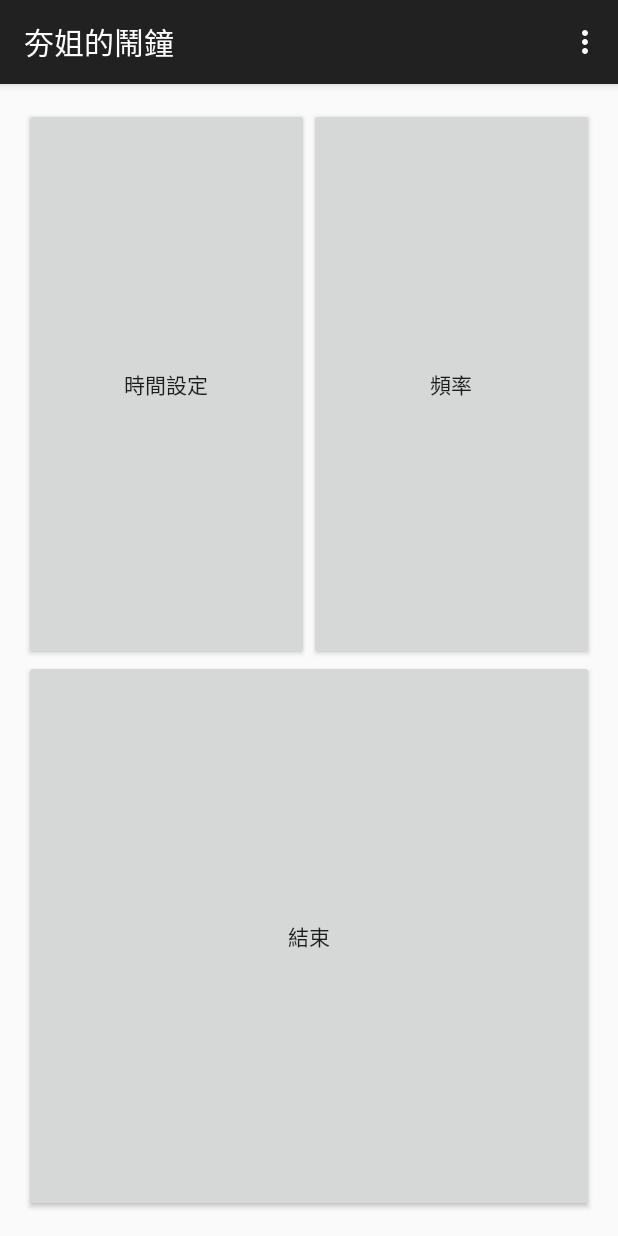
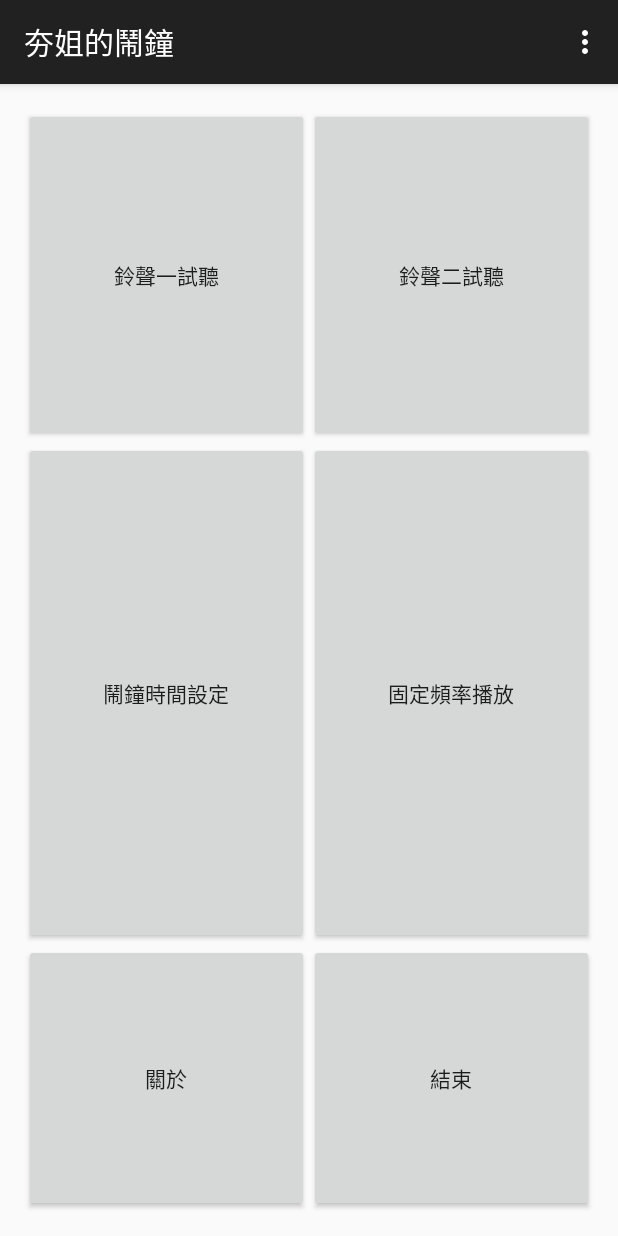
Before and after one commit to jordanSu/HonJeiAlarm, an Android app: the HomeActivity screen opened directly, with no data from a screen before it, on a phone screen of 412 x 824 dp. Run offline under Robolectric (Android 15) with nearby library versions, the phone set to English and light mode, and no system bars.

Commit message:
Home layout done Button set

```diff
--- a/app/src/main/java/com/example/user/recall/HomeActivity.java
+++ b/app/src/main/java/com/example/user/recall/HomeActivity.java
@@ -5,14 +5,27 @@ import android.os.Bundle;
 import android.support.v7.app.AppCompatActivity;
 import android.view.Menu;
 import android.view.MenuItem;
+import android.widget.Button;
 
 
 public class HomeActivity extends AppCompatActivity {
+    Button listen1Button;
+    Button listen2Button;
+    Button timesetButton;
+    Button frequencyButton;
+    Button aboutButton;
+    Button exitButton;
 
     @Override
     protected void onCreate(Bundle savedInstanceState) {
         super.onCreate(savedInstanceState);
         setContentView(R.layout.activity_home);
+        listen1Button = (Button)findViewById(R.id.listen1Button);
+        listen2Button = (Button)findViewById(R.id.listen2Button);
+        timesetButton = (Button)findViewById(R.id.timesetButton);
+        frequencyButton = (Button)findViewById(R.id.frequencyButton);
+        aboutButton = (Button)findViewById(R.id.aboutButton);
+        exitButton = (Button)findViewById(R.id.exitButton);
     }
 
     @Override
--- a/app/src/main/java/com/example/user/recall/MainActivity.java
+++ b/app/src/main/java/com/example/user/recall/MainActivity.java
@@ -47,7 +47,7 @@ public class MainActivity extends AppCompatActivity implements Animation.Animati
         clockSwitch.setChecked(false);
         clockSwitch.setClickable(true);
 
-        //fadeIn Animation
+        //fadeIn Animation start
         title.setVisibility(View.VISIBLE);
         title.startAnimation(animFadein);
     }
--- a/app/src/main/res/layout/activity_home.xml
+++ b/app/src/main/res/layout/activity_home.xml
@@ -9,7 +9,6 @@
     android:orientation="vertical"
     tools:context="com.example.user.recall.HomeActivity">
 
-
     <LinearLayout
         android:orientation="horizontal"
         android:layout_width="match_parent"
@@ -20,14 +19,36 @@
         <Button
             android:layout_width="0dp"
             android:layout_height="fill_parent"
-            android:text="時間設定"
+            android:text="鈴聲一試聽"
+            android:id="@+id/listen1Button"
+            android:layout_weight="1" />
+
+        <Button
+            android:layout_width="0dp"
+            android:layout_height="fill_parent"
+            android:text="鈴聲二試聽"
+            android:id="@+id/listen2Button"
+            android:layout_weight="1" />
+    </LinearLayout>
+
+    <LinearLayout
+        android:orientation="horizontal"
+        android:layout_width="match_parent"
+        android:layout_height="0dp"
+        android:layout_weight="1.5"
+        android:gravity="center_horizontal">
+
+        <Button
+            android:layout_width="0dp"
+            android:layout_height="fill_parent"
+            android:text="鬧鐘時間設定"
             android:id="@+id/timesetButton"
             android:layout_weight="1" />
 
         <Button
             android:layout_width="0dp"
             android:layout_height="fill_parent"
-            android:text="頻率"
+            android:text="固定頻率播放"
             android:id="@+id/frequencyButton"
             android:layout_weight="1" />
     </LinearLayout>
@@ -36,8 +57,15 @@
         android:orientation="horizontal"
         android:layout_width="match_parent"
         android:layout_height="0dp"
-        android:layout_weight="1"
+        android:layout_weight="0.8"
         android:gravity="center_horizontal">
+
+        <Button
+            android:layout_width="0dp"
+            android:layout_height="fill_parent"
+            android:text="關於"
+            android:id="@+id/aboutButton"
+            android:layout_weight="1" />
 
         <Button
             android:layout_width="0dp"
--- a/app/src/main/res/layout/activity_main.xml
+++ b/app/src/main/res/layout/activity_main.xml
@@ -52,7 +52,7 @@
         android:layout_height="wrap_content"
         android:text="鬧鐘開關"
         android:id="@+id/switch1"
-        android:switchMinWidth="50dp"
+        android:switchMinWidth="80dp"
         android:textSize="30dp"
         android:splitTrack="false"
         android:singleLine="false"
```
Also changed, not shown: 3 other files.
